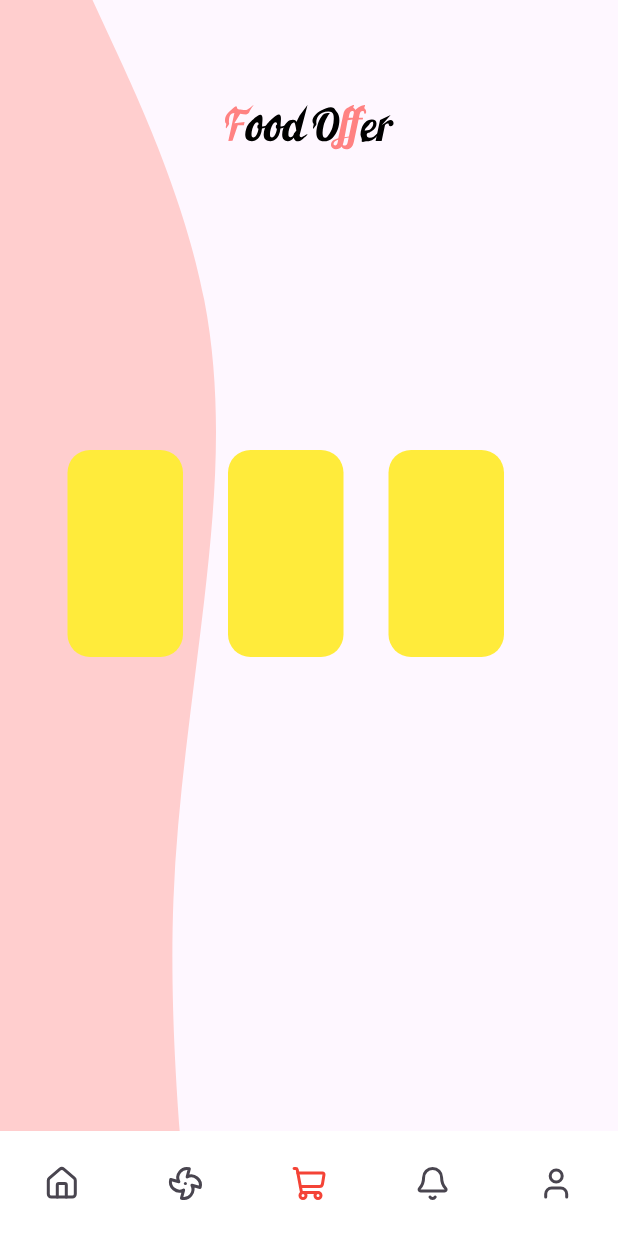
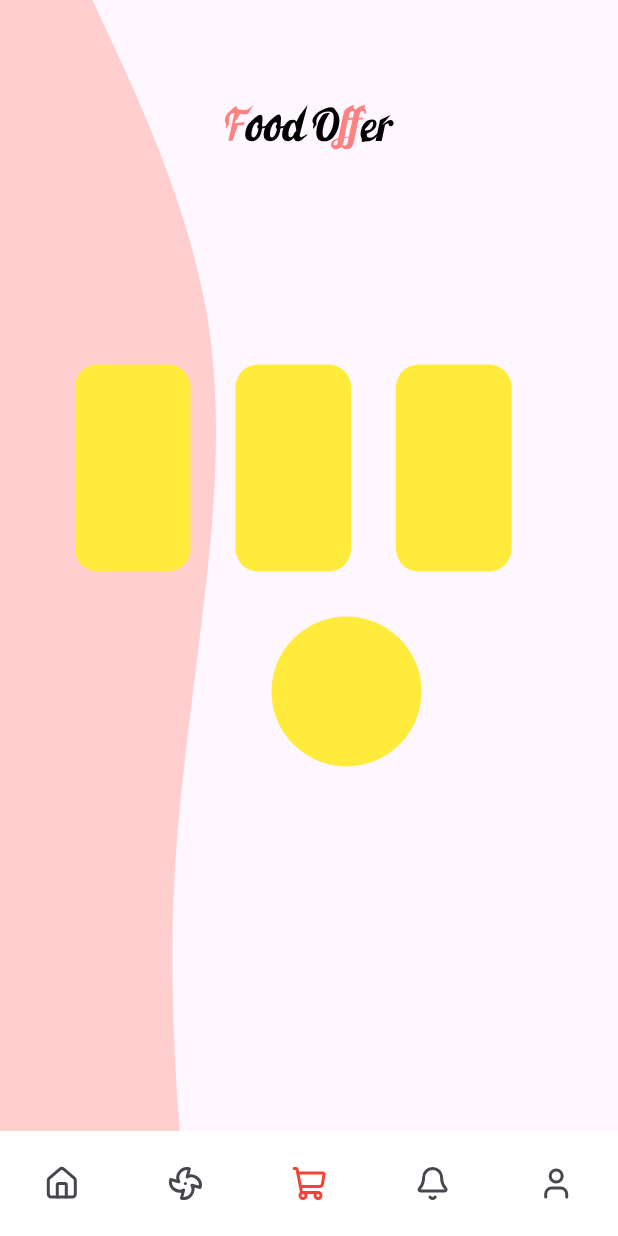
Before and after one commit to Flutter-gg-1/Shimmer-application, a Flutter app: the screen it shows after launch, on a phone screen of 412 x 824 dp. Run offline on Flutter 3.47's test engine with Material 3 defaults, Android fonts, the phone set to English and light mode, and no system bars; our stand-ins replace lucide_icons.

Commit message:
UPD Container 0.0.2

```diff
--- a/lib/home_screen.dart
+++ b/lib/home_screen.dart
@@ -58,6 +58,11 @@ class HomeScreen extends StatelessWidget {
                 painter: BackgroundShape(),
               ),
             ),
+            Padding(
+              padding: const EdgeInsets.only(left: 50),
+              child: Column(
+                mainAxisAlignment: MainAxisAlignment.center,
+                children: [
                   Positioned(
                     left: 45,
                     top: 300,
@@ -92,6 +97,14 @@ class HomeScreen extends StatelessWidget {
                       ],
                     ),
                   ),
+                  const SizedBox(height: 30),
+                  const CircleAvatar(
+                    radius: 50,
+                    backgroundColor: Colors.yellow,
+                  ),
+                ],
+              ),
+            ),
           ],
         ),
       ),
```
Lines whose indentation alone changed are shown as unchanged.
